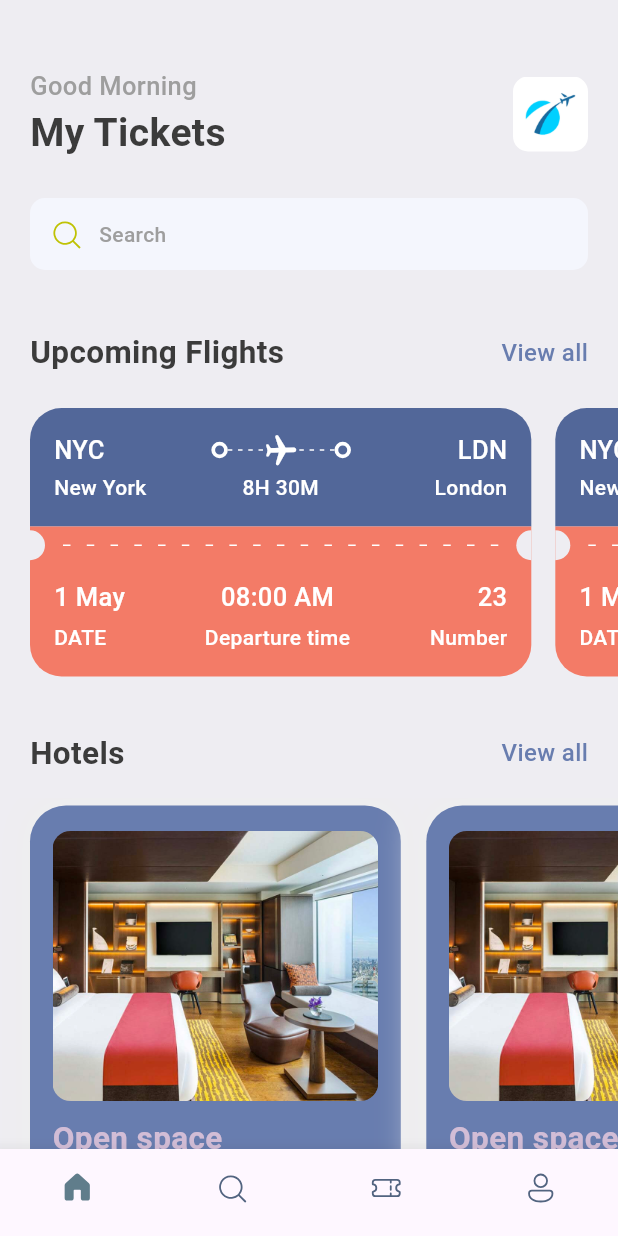
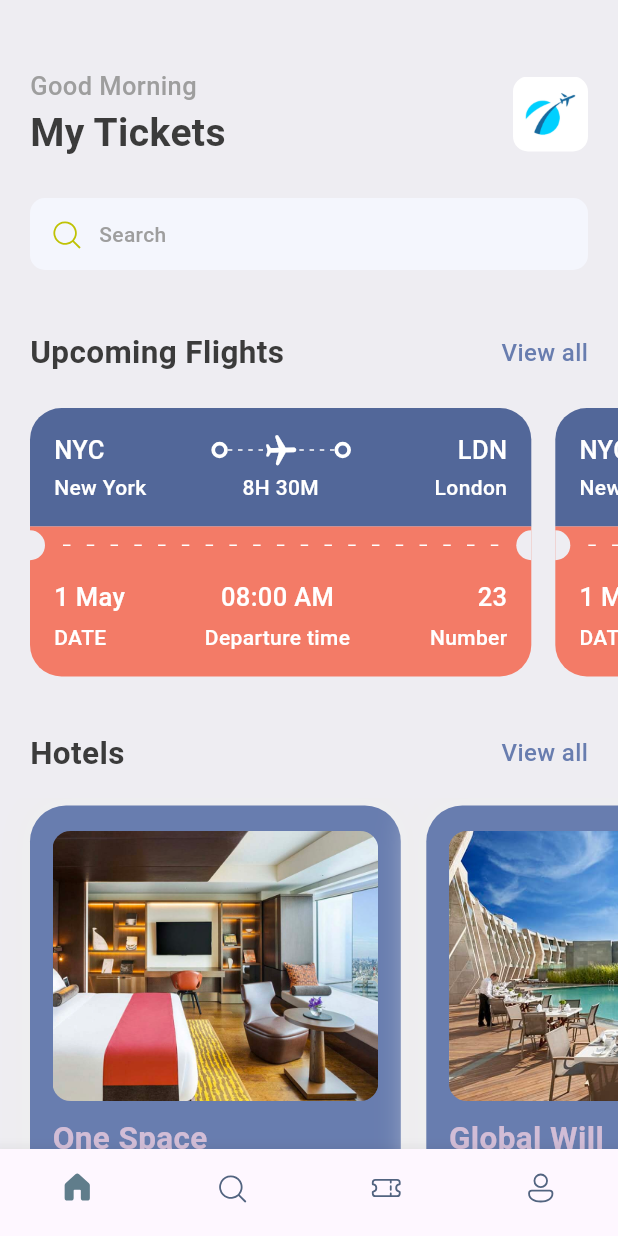
Before and after one commit to wemppywp/MyTickets, a Flutter app: the screen it shows after launch, on a phone screen of 412 x 824 dp. Run offline on Flutter 3.47's test engine with Material 3 defaults, Android fonts, the phone set to English and light mode, and no system bars; our stand-ins replace fluentui_system_icons, gap.

Commit message:
finish dynamic list hotels view card

```diff
--- a/lib/screens/home_screen.dart
+++ b/lib/screens/home_screen.dart
@@ -3,6 +3,7 @@ import 'package:flutter/material.dart';
 import 'package:gap/gap.dart';
 import 'package:mytickets/screens/hotels_view.dart';
 import 'package:mytickets/screens/ticket_view.dart';
+import 'package:mytickets/utils/app_info_list.dart';
 import 'package:mytickets/utils/app_styles.dart';
 
 class HomeScreen extends StatelessWidget {
@@ -99,14 +100,10 @@ class HomeScreen extends StatelessWidget {
               scrollDirection: Axis.horizontal,
               padding: EdgeInsets.only(left: 20),
               child: Row(
-                children: [
-                  HotelsView(),
-                  HotelsView(),
-                  HotelsView(),
-                  HotelsView(),
-                ],
+                children: hotelList.map((singleHotel) => HotelsView(hotel: singleHotel)).toList()
               )
-          )
+          ),
+          const Gap(15),
         ],
       ),
     );
--- a/lib/screens/hotels_view.dart
+++ b/lib/screens/hotels_view.dart
@@ -4,10 +4,12 @@ import 'package:mytickets/utils/app_layout.dart';
 import 'package:mytickets/utils/app_styles.dart';
 
 class HotelsView extends StatelessWidget {
-  const HotelsView({super.key});
+  final Map<String, dynamic> hotel;
+  const HotelsView({super.key, required this.hotel});
 
   @override
   Widget build(BuildContext context) {
+    print('hotel price is ${hotel['price']}');
     final size = AppLayout.getSize(context);
     return Container(
       width: size.width * 0.6,
@@ -35,16 +37,16 @@ class HotelsView extends StatelessWidget {
               color: Styles.primaryColor,
               image: DecorationImage(
                 fit: BoxFit.cover,
-                image: AssetImage("assets/images/one.png", )
+                image: AssetImage("assets/images/${hotel['image']}", )
               )
             ),
           ),
           const Gap(10),
-          Text("Open space", style: Styles.headlineStyle2.copyWith(color: Styles.kakiColor),),
+          Text("${hotel['place']}", style: Styles.headlineStyle2.copyWith(color: Styles.kakiColor),),
           const Gap(5),
-          Text("London", style: Styles.headlineStyle3.copyWith(color: Colors.white),),
+          Text("${hotel['destination']}", style: Styles.headlineStyle3.copyWith(color: Colors.white),),
           const Gap(8),
-          Text("\$40/night", style: Styles.headlineStyle1.copyWith(color: Styles.kakiColor),),
+          Text("\$${hotel['price']}/night", style: Styles.headlineStyle1.copyWith(color: Styles.kakiColor),),
         ],
       ),
     );
--- /dev/null
+++ b/lib/utils/app_info_list.dart
@@ -0,0 +1,20 @@
+List<Map<String, dynamic>> hotelList = [
+  {
+    'image': 'one.png',
+    'place': 'One Space',
+    'destination': 'London',
+    'price': 25,
+  },
+  {
+    'image': 'two.png',
+    'place': 'Global Will',
+    'destination': 'London',
+    'price': 40,
+  },
+  {
+    'image': 'three.png',
+    'place': 'Tallest Building',
+    'destination': 'Dubai',
+    'price': 68,
+  },
+];
```
